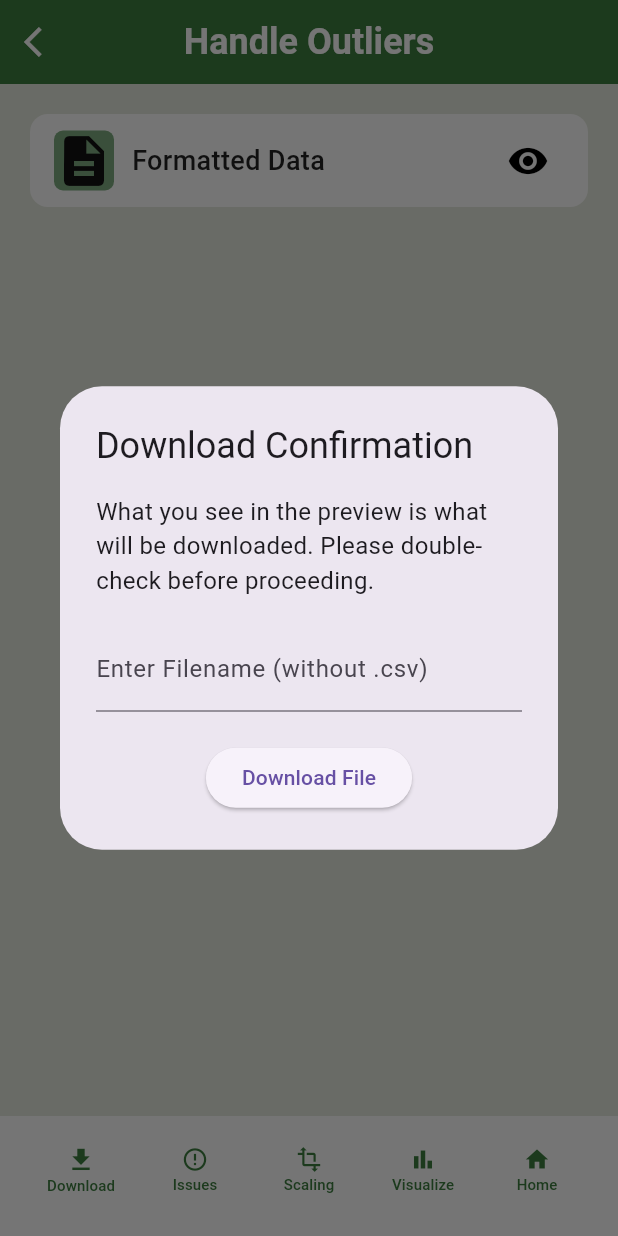
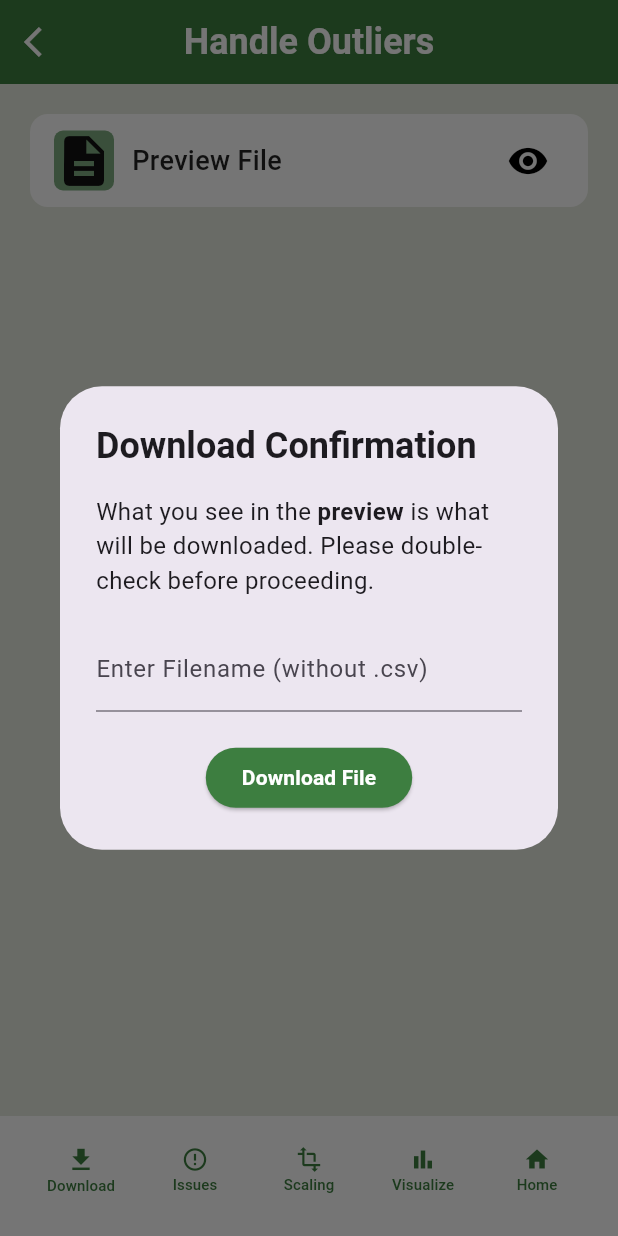
Before and after one commit to AcePenaflorida/Data-Sweep, a Flutter app: the FeatureScalingPage screen opened directly with empty values, item 3 of the bottom bar chosen, after a tap on "Download", on a phone screen of 412 x 824 dp. Run offline on Flutter 3.47's test engine with Material 3 defaults, Android fonts, the phone set to English and light mode, and no system bars; our stand-ins replace csv, file_picker, permission_handler; network calls fail.

Commit message:
changes in background

```diff
--- a/data_sweep/lib/delete_column_page.dart
+++ b/data_sweep/lib/delete_column_page.dart
@@ -101,7 +101,7 @@ class _DeleteColumnPageState extends State<DeleteColumnPage> {
     return Scaffold(
       appBar: AppBar(
         title: const Text(
-          "DATA SWEEP",
+          "Delete Columns",
           style: TextStyle(
             fontFamily: 'Roboto',
             fontWeight: FontWeight.bold,
--- a/data_sweep/lib/issues/categorical.dart
+++ b/data_sweep/lib/issues/categorical.dart
@@ -176,7 +176,7 @@ class _CategoricalPageState extends State<CategoricalPage> {
           },
         ),
       ),
-      backgroundColor: const Color.fromARGB(255, 212, 216, 207),
+      backgroundColor: const Color.fromARGB(255, 229, 234, 222),
       body: SafeArea(
         child: Padding(
           padding: const EdgeInsets.all(16.0),
--- a/data_sweep/lib/issues/date.dart
+++ b/data_sweep/lib/issues/date.dart
@@ -137,7 +137,7 @@ class _DateIssuePageState extends State<DateIssuePage> {
           },
         ),
       ),
-      backgroundColor: const Color.fromARGB(255, 212, 216, 207),
+      backgroundColor: const Color.fromARGB(255, 229, 234, 222),
       body: Padding(
         padding: const EdgeInsets.all(16.0),
         child: Column(
--- a/data_sweep/lib/issues/non_categorical.dart
+++ b/data_sweep/lib/issues/non_categorical.dart
@@ -41,7 +41,7 @@ class _NonCategoricalPageState extends State<NonCategoricalPage> {
       'fillValue': selectedOption == "Fill with"
           ? fillValueController.text
           : null, // Only needed for "Fill with"
-      'data': widget.csvData, // The actual dataset
+      'data': _reformattedData, // The actual dataset
     };
 
     var response = await http.post(
@@ -83,7 +83,7 @@ class _NonCategoricalPageState extends State<NonCategoricalPage> {
           },
         ),
       ),
-      backgroundColor: const Color.fromARGB(255, 212, 216, 207),
+      backgroundColor: const Color.fromARGB(255, 229, 234, 222),
       body: SingleChildScrollView(
         child: Padding(
           padding: const EdgeInsets.all(16.0),
--- a/data_sweep/lib/issues/numerical.dart
+++ b/data_sweep/lib/issues/numerical.dart
@@ -82,7 +82,7 @@ class _NumericalIssuePageState extends State<NumericalIssuePage> {
           },
         ),
       ),
-      backgroundColor: const Color.fromARGB(255, 212, 216, 207),
+      backgroundColor: const Color.fromARGB(255, 229, 234, 222),
       body: SafeArea(
         child: SingleChildScrollView(
           child: Padding(
@@ -200,7 +200,8 @@ class _NumericalIssuePageState extends State<NumericalIssuePage> {
                       width: double.infinity,
                       child: ElevatedButton(
                         onPressed: () async {
-                          if (selectedOption == null || selectedOption!.isEmpty) {
+                          if (selectedOption == null ||
+                              selectedOption!.isEmpty) {
                             showCustomDialog(
                               context: context,
                               title: "No Option Selected",
@@ -235,7 +236,6 @@ class _NumericalIssuePageState extends State<NumericalIssuePage> {
                               buttonLabel: "OK",
                             );
                           }
-
                         },
                         style: ElevatedButton.styleFrom(
                           backgroundColor: const Color(0xFF3D7E40),
--- a/data_sweep/lib/issues_page.dart
+++ b/data_sweep/lib/issues_page.dart
@@ -262,7 +262,7 @@ class _IssuesPageState extends State<IssuesPage> {
       backgroundColor: const Color.fromARGB(255, 229, 234, 222),
       appBar: AppBar(
         title: const Text(
-          "DATA CLEANING",
+          "Data Cleaning",
           style: TextStyle(
             fontFamily: 'Roboto',
             fontWeight: FontWeight.bold,
--- a/data_sweep/lib/outliers.dart
+++ b/data_sweep/lib/outliers.dart
@@ -368,13 +368,30 @@ Future<void> _downloadCSV() async {
       context: context,
       builder: (BuildContext context) {
         return AlertDialog(
-          title: Text("Download Confirmation"),
+          title: Text("Download Confirmation",
+              style: TextStyle(fontWeight: FontWeight.bold)),
           content: Column(
             mainAxisSize: MainAxisSize.min,
             children: [
-              Text(
-                "What you see in the preview is what will be downloaded. Please double-check before proceeding.",
+              Text.rich(
+                TextSpan(
+                  children: [
+                    TextSpan(
+                      text: "What you see in the ",
                       style: TextStyle(fontSize: 16),
+                    ),
+                    TextSpan(
+                      text: "preview",
+                      style:
+                          TextStyle(fontWeight: FontWeight.bold, fontSize: 16),
+                    ),
+                    TextSpan(
+                      text:
+                          " is what will be downloaded. Please double-check before proceeding.",
+                      style: TextStyle(fontSize: 16),
+                    ),
+                  ],
+                ),
               ),
               SizedBox(height: 20),
               TextField(
@@ -389,7 +406,15 @@ Future<void> _downloadCSV() async {
                   Navigator.of(context).pop();
                   _downloadCSV(); // Proceed to download
                 },
-                child: Text("Download File"),
+                style: ElevatedButton.styleFrom(
+                  backgroundColor: Color.fromARGB(
+                      255, 61, 126, 64), // Green color for the button
+                ),
+                child: Text("Download File",
+                    style: TextStyle(
+                      fontWeight: FontWeight.bold,
+                      color: Color.fromARGB(255, 255, 255, 255),
+                    )),
               ),
             ],
           ),
@@ -467,7 +492,7 @@ Future<void> _downloadCSV() async {
                                 crossAxisAlignment: CrossAxisAlignment.start,
                                 children: [
                                   Text(
-                                    "Formatted Data",
+                                    "Preview File",
                                     style: const TextStyle(
                                       fontSize: 18,
                                       fontWeight: FontWeight.w500,
@@ -487,8 +512,8 @@ Future<void> _downloadCSV() async {
                         icon: const Icon(
                           Icons.remove_red_eye,
                           size: 28,
-                          color: Color.fromARGB(
-                              255, 0, 0, 0), // Add color to the icon for emphasis
+                          color: Color.fromARGB(255, 0, 0,
+                              0), // Add color to the icon for emphasis
                         ),
                         onPressed: () {
                           Navigator.push(
@@ -549,15 +574,15 @@ Future<void> _downloadCSV() async {
                                     style: TextStyle(
                                         fontSize: 14,
                                         fontWeight: FontWeight.w400,
-                                      color: Colors.grey[600]
-                                    ),
+                                        color: Colors.grey[600]),
                                     textAlign: TextAlign.center,
                                   ),
                                   // Graph Display
                                   FutureBuilder<Uint8List>(
                                     future: fetchGraph(numericalColumns[index]),
                                     builder: (context, snapshot) {
-                                      if (snapshot.connectionState == ConnectionState.waiting) {
+                                      if (snapshot.connectionState ==
+                                          ConnectionState.waiting) {
                                         return CircularProgressIndicator();
                                       } else if (snapshot.hasError) {
                                         return Text(
@@ -566,7 +591,8 @@ Future<void> _downloadCSV() async {
                                         );
                                       } else {
                                         return SizedBox(
-                                          height: 300, // Adjust height as needed
+                                          height:
+                                              300, // Adjust height as needed
                                           width: double.infinity,
                                           child: Image.memory(
                                             snapshot.data!,
@@ -582,8 +608,7 @@ Future<void> _downloadCSV() async {
                                     style: TextStyle(
                                         fontSize: 14,
                                         fontWeight: FontWeight.w400,
-                                      color: Colors.grey[600]
-                                    ),
+                                        color: Colors.grey[600]),
                                     textAlign: TextAlign.center,
                                   ),
                                   // Dropdown
@@ -593,7 +618,8 @@ Future<void> _downloadCSV() async {
                                     child: DropdownButtonHideUnderline(
                                       child: DropdownButtonFormField<String>(
                                         value: resolve_outlier_method,
-                                        items: handleOutliersOptions.map((value) {
+                                        items:
+                                            handleOutliersOptions.map((value) {
                                           return DropdownMenuItem(
                                             value: value,
                                             child: Text(
@@ -603,8 +629,10 @@ Future<void> _downloadCSV() async {
                                           );
                                         }).toList(),
                                         onChanged: (selectedValue) {
-                                          textControllers[index].text = selectedValue ?? '';
-                                          resolve_outlier_method = selectedValue!;
+                                          textControllers[index].text =
+                                              selectedValue ?? '';
+                                          resolve_outlier_method =
+                                              selectedValue!;
                                         },
                                         decoration: InputDecoration(
                                           hintText: 'Options',
@@ -612,7 +640,8 @@ Future<void> _downloadCSV() async {
                                           contentPadding: EdgeInsets.symmetric(
                                               vertical: 4, horizontal: 3),
                                           border: OutlineInputBorder(
-                                            borderRadius: BorderRadius.circular(8),
+                                            borderRadius:
+                                                BorderRadius.circular(8),
                                           ),
                                         ),
                                       ),
@@ -632,10 +661,14 @@ Future<void> _downloadCSV() async {
                                           });
 
                                           // Resolve outliers and fetch updated data
-                                          await getCleanedData(context, numericalColumns[index], resolve_outlier_method);
+                                          await getCleanedData(
+                                              context,
+                                              numericalColumns[index],
+                                              resolve_outlier_method);
 
                                           // Fetch the resolved graph
-                                          var resolvedGraph = await fetchGraph(numericalColumns[index]);
+                                          var resolvedGraph = await fetchGraph(
+                                              numericalColumns[index]);
 
                                           setState(() {
                                             imageBytes = resolvedGraph;
@@ -653,12 +686,13 @@ Future<void> _downloadCSV() async {
                                       },
                                       style: TextButton.styleFrom(
                                         foregroundColor: Colors.white,
-                                        backgroundColor:
-                                            const Color.fromARGB(255, 25, 156, 4),
+                                        backgroundColor: const Color.fromARGB(
+                                            255, 25, 156, 4),
                                         padding: EdgeInsets.symmetric(
                                             horizontal: 10, vertical: 10),
                                         shape: RoundedRectangleBorder(
-                                          borderRadius: BorderRadius.circular(8),
+                                          borderRadius:
+                                              BorderRadius.circular(8),
                                         ),
                                       ),
                                       child: Text(
@@ -684,7 +718,6 @@ Future<void> _downloadCSV() async {
           ),
         ),
       ),
-
       bottomNavigationBar: BottomAppBar(
         color: Colors.white, // Set background to white
         child: Row(
--- a/data_sweep/lib/scaling_page.dart
+++ b/data_sweep/lib/scaling_page.dart
@@ -256,10 +256,10 @@ class _FeatureScalingPageState extends State<FeatureScalingPage> {
   @override
   Widget build(BuildContext context) {
     return Scaffold(
-      backgroundColor: const Color.fromARGB(255, 212, 216, 207),
+      backgroundColor: const Color.fromARGB(255, 229, 234, 222),
       appBar: AppBar(
         title: const Text(
-          "FEATURE SCALING",
+          "Feature Scaling",
           style: TextStyle(
             fontFamily: 'Roboto',
             fontWeight: FontWeight.bold,
```
Lines whose indentation alone changed are shown as unchanged.
